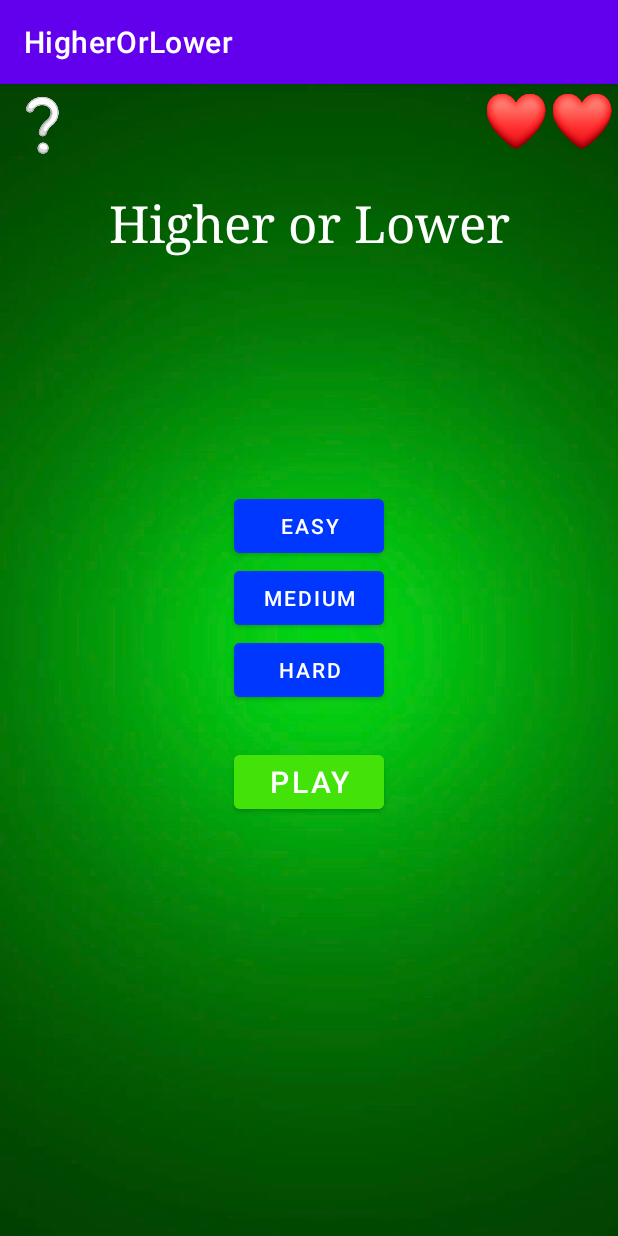
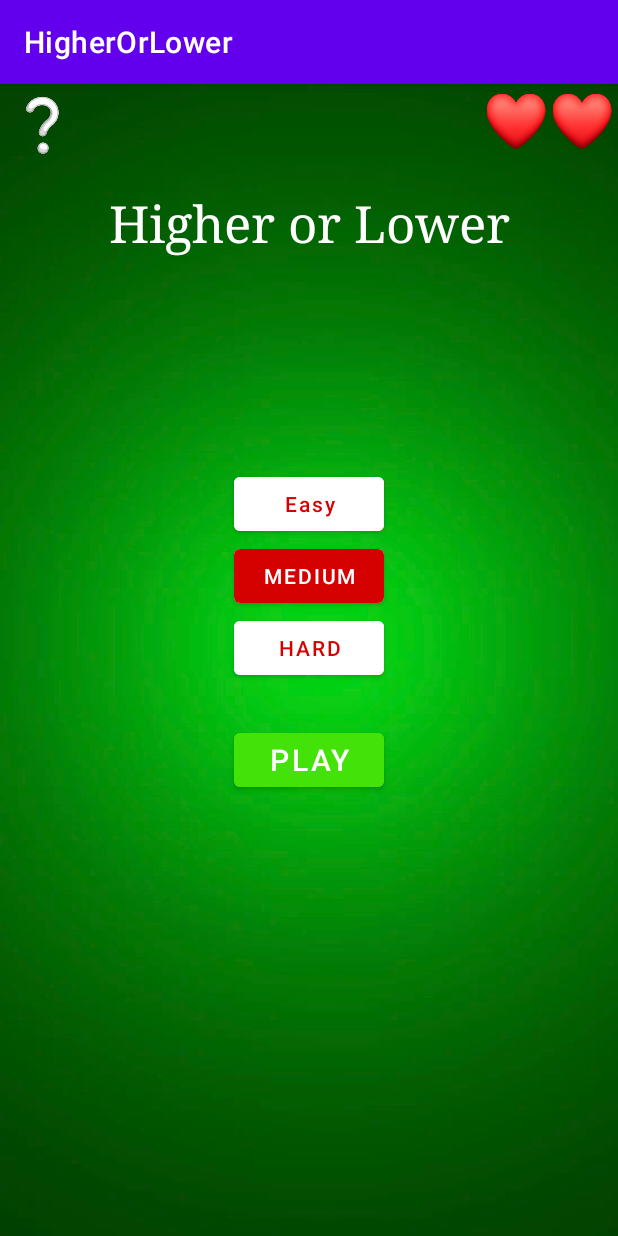
Before and after one commit to ElinSimonsson/HigherOrLower, an Android app: the screen it shows after launch (MainActivity), after a tap on "MEDIUM", on a phone screen of 412 x 824 dp. Run offline under Robolectric (Android 15) with nearby library versions, the phone set to English and light mode, and no system bars; 3 other taps on this screen came first.

```diff
--- a/app/src/main/AndroidManifest.xml
+++ b/app/src/main/AndroidManifest.xml
@@ -17,9 +17,6 @@
             android:name=".RulesActivity"
             android:exported="false" />
         <activity
-            android:name=".MainActivity2"
-            android:exported="false" />
-        <activity
             android:name=".ResultActivity"
             android:exported="false" />
         <activity
--- a/app/src/main/java/com/example/higherorlower/MainActivity.kt
+++ b/app/src/main/java/com/example/higherorlower/MainActivity.kt
@@ -1,7 +1,9 @@
 package com.example.higherorlower
 
 import android.content.Intent
+import android.graphics.Color
 import android.os.Bundle
+import android.util.Log
 import android.view.View
 import android.view.animation.AlphaAnimation
 import android.view.animation.Animation
@@ -12,34 +14,35 @@ import androidx.appcompat.app.AppCompatActivity
 
 
 class MainActivity : AppCompatActivity() {
-    var difficulty = " "
-    lateinit var messageDifficulty: TextView
     lateinit var errorTextView: TextView
     lateinit var heartImageViewFirst: ImageView
     lateinit var heartImageViewSecond: ImageView
     lateinit var heartImageViewThird: ImageView
+    lateinit var easyButton: Button
+    lateinit var mediumButton: Button
+    lateinit var hardButton: Button
+    var difficulty = " "
 
     override fun onCreate(savedInstanceState: Bundle?) {
         super.onCreate(savedInstanceState)
         setContentView(R.layout.activity_main)
 
-        val easyButton = findViewById<Button>(R.id.easyButton)
-        val mediumButton = findViewById<Button>(R.id.mediumButton)
-        val hardButton = findViewById<Button>(R.id.hardButton)
+        easyButton = findViewById(R.id.easyButton)
+        mediumButton = findViewById(R.id.mediumButton)
+        hardButton = findViewById(R.id.hardButton)
         val playButton = findViewById<Button>(R.id.playButton)
         val questionMarkView = findViewById<ImageView>(R.id.questionMarkImageView)
         errorTextView = findViewById(R.id.errorTextView)
-        messageDifficulty = findViewById(R.id.messageTextView)
         heartImageViewFirst = findViewById(R.id.heartImageViewFirst)
         heartImageViewSecond = findViewById(R.id.heartImageViewSecond)
         heartImageViewThird = findViewById(R.id.heartImageViewThird)
-       // messageDifficulty.visibility = View.GONE
 
+        //setButtonsColor()
 
-        easyButton.setOnClickListener { view ->
-            view.isSelected = true
+        easyButton.setOnClickListener{
             handleEasyButtonPress()
         }
+
         mediumButton.setOnClickListener {
             handleMediumButtonPress()
         }
@@ -55,12 +58,12 @@ class MainActivity : AppCompatActivity() {
         }
     }
 
-
     override fun onRestart() {
         super.onRestart()
         difficulty = " "
-        messageDifficulty.visibility = View.INVISIBLE
         errorTextView.visibility = View.INVISIBLE
+        setWhiteButtons()
+        setHeartsInvisible()
     }
 
     fun handlePlayButtonPress() {
@@ -80,27 +83,31 @@ class MainActivity : AppCompatActivity() {
     }
     fun handleEasyButtonPress() {
         difficulty = "Easy"
-       // messageDifficulty.text = getString(R.string.messageDifficulty_textView, difficulty)
-       // messageDifficulty.visibility = View.VISIBLE
         heartImageViewFirst.visibility = View.VISIBLE
         heartImageViewSecond.visibility = View.VISIBLE
         heartImageViewThird.visibility = View.VISIBLE
+        setEasyButtonToRed()
+        setWhiteMediumButton()
+        setWhiteHardButton()
     }
     fun handleMediumButtonPress() {
         difficulty = "Medium"
-        messageDifficulty.text = getString(R.string.messageDifficulty_textView, difficulty)
-        //messageDifficulty.visibility = View.VISIBLE
         heartImageViewFirst.visibility = View.VISIBLE
         heartImageViewSecond.visibility = View.VISIBLE
         heartImageViewThird.visibility = View.INVISIBLE
+        setWhiteEasyButton()
+        setMediumButtonToRed()
+        setWhiteHardButton()
+
     }
     fun handleHardButtonPress() {
         difficulty = "Hard"
-        messageDifficulty.text = getString(R.string.messageDifficulty_textView, difficulty)
-       // messageDifficulty.visibility = View.VISIBLE
         heartImageViewFirst.visibility = View.VISIBLE
         heartImageViewSecond.visibility = View.INVISIBLE
         heartImageViewThird.visibility = View.INVISIBLE
+        setWhiteEasyButton()
+        setWhiteMediumButton()
+        setHardButtonToRed()
     }
     fun View.blink(
         times: Int = Animation.INFINITE,
@@ -117,4 +124,42 @@ class MainActivity : AppCompatActivity() {
             it.repeatCount = times
         })
     }
+
+    fun setEasyButtonToRed () {
+        easyButton.setBackgroundColor(Color.parseColor("#D50000"))
+        easyButton.setTextColor(Color.WHITE)
+    }
+    fun setMediumButtonToRed () {
+        mediumButton.setBackgroundColor(Color.parseColor("#D50000"))
+        mediumButton.setTextColor(Color.WHITE)
+    }
+    fun setHardButtonToRed () {
+        hardButton.setBackgroundColor(Color.parseColor("#D50000"))
+        hardButton.setTextColor(Color.WHITE)
+    }
+    fun setWhiteEasyButton () {
+        easyButton.setTextColor(Color.parseColor("#D50000"))
+        easyButton.setBackgroundColor(Color.WHITE)
+    }
+    fun setWhiteMediumButton () {
+        mediumButton.setTextColor(Color.parseColor("#D50000"))
+        mediumButton.setBackgroundColor(Color.WHITE)
+    }
+    fun setWhiteHardButton () {
+        hardButton.setTextColor(Color.parseColor("#D50000"))
+        hardButton.setBackgroundColor(Color.WHITE)
+    }
+    fun setWhiteButtons() {
+        easyButton.setTextColor(Color.parseColor("#D50000"))
+        easyButton.setBackgroundColor(Color.WHITE)
+        mediumButton.setTextColor(Color.parseColor("#D50000"))
+        mediumButton.setBackgroundColor(Color.WHITE)
+        hardButton.setTextColor(Color.parseColor("#D50000"))
+        hardButton.setBackgroundColor(Color.WHITE)
+    }
+    fun setHeartsInvisible () {
+        heartImageViewFirst.visibility = View.INVISIBLE
+        heartImageViewSecond.visibility = View.INVISIBLE
+        heartImageViewThird.visibility = View.INVISIBLE
+    }
 }
--- a/app/src/main/java/com/example/higherorlower/ResultActivity.kt
+++ b/app/src/main/java/com/example/higherorlower/ResultActivity.kt
@@ -8,15 +8,14 @@ import android.view.View
 import android.view.animation.AlphaAnimation
 import android.view.animation.Animation
 import android.widget.Button
-import android.widget.ImageButton
 import android.widget.TextView
-import androidx.core.view.isInvisible
 
 class ResultActivity : AppCompatActivity() {
     lateinit var scoreTextView: TextView
     lateinit var highScoreTextView: TextView
     lateinit var highScoreSubHeadingTextView: TextView
     val sharedPrefFile = "kotlinsharedpreference"
+
 
     override fun onCreate(savedInstanceState: Bundle?) {
         super.onCreate(savedInstanceState)
@@ -25,7 +24,6 @@ class ResultActivity : AppCompatActivity() {
         highScoreTextView = findViewById(R.id.highScoreTextView)
         highScoreSubHeadingTextView = findViewById(R.id.highScoreSubHeadingTextView)
         val menuButton = findViewById<Button>(R.id.menuButton)
-
 
         val score = getScore()
 
--- a/app/src/main/res/layout/activity_game.xml
+++ b/app/src/main/res/layout/activity_game.xml
@@ -14,6 +14,7 @@
         android:layout_height="39dp"
         android:layout_marginTop="4dp"
         android:layout_marginEnd="4dp"
+
         android:visibility="invisible"
         app:layout_constraintEnd_toStartOf="@+id/heartImageView2"
         app:layout_constraintTop_toTopOf="parent"
--- a/app/src/main/res/layout/activity_main.xml
+++ b/app/src/main/res/layout/activity_main.xml
@@ -13,7 +13,7 @@
         android:layout_height="39dp"
         android:layout_marginTop="4dp"
         android:layout_marginEnd="4dp"
-        android:visibility="visible"
+        android:visibility="invisible"
         app:layout_constraintEnd_toStartOf="@+id/heartImageViewSecond"
         app:layout_constraintTop_toTopOf="parent"
         app:srcCompat="@drawable/heart" />
@@ -24,7 +24,7 @@
         android:layout_height="39dp"
         android:layout_marginTop="4dp"
         android:layout_marginEnd="4dp"
-        android:visibility="visible"
+        android:visibility="invisible"
         app:layout_constraintEnd_toStartOf="@+id/heartImageViewFirst"
         app:layout_constraintTop_toTopOf="parent"
         app:srcCompat="@drawable/heart" />
@@ -35,7 +35,7 @@
         android:layout_height="39dp"
         android:layout_marginTop="4dp"
         android:layout_marginEnd="4dp"
-        android:visibility="visible"
+        android:visibility="invisible"
         app:layout_constraintEnd_toEndOf="parent"
         app:layout_constraintTop_toTopOf="parent"
         app:srcCompat="@drawable/heart" />
@@ -87,19 +87,27 @@
         android:id="@+id/easyButton"
         android:layout_width="100dp"
         android:layout_height="wrap_content"
-        android:backgroundTint="#0037FF"
+        android:layout_marginTop="100dp"
+        android:layout_marginBottom="200dp"
+        android:backgroundTint="#FFFFFF"
         android:text="@string/easy_button"
+        android:textAllCaps="false"
+        android:textColor="#D50000"
+        android:typeface="normal"
+        app:layout_constraintBottom_toBottomOf="parent"
         app:layout_constraintEnd_toEndOf="parent"
         app:layout_constraintHorizontal_bias="0.501"
         app:layout_constraintStart_toStartOf="parent"
-        app:layout_constraintTop_toBottomOf="@+id/messageTextView" />
+        app:layout_constraintTop_toBottomOf="@+id/titleTextView"
+        app:layout_constraintVertical_bias="0.135" />
 
     <Button
         android:id="@+id/mediumButton"
         android:layout_width="100dp"
         android:layout_height="wrap_content"
-        android:backgroundTint="#0037FF"
+        android:backgroundTint="#FFFFFF"
         android:text="@string/medium_button"
+        android:textColor="#D50000"
         app:layout_constraintEnd_toEndOf="parent"
         app:layout_constraintStart_toStartOf="parent"
         app:layout_constraintTop_toBottomOf="@+id/easyButton" />
@@ -108,30 +116,13 @@
         android:id="@+id/hardButton"
         android:layout_width="100dp"
         android:layout_height="wrap_content"
-        android:backgroundTint="#0037FF"
+        android:backgroundTint="#FFFFFF"
         android:text="@string/hard_button"
+        android:textColor="#D50000"
         app:layout_constraintEnd_toEndOf="parent"
         app:layout_constraintHorizontal_bias="0.501"
         app:layout_constraintStart_toStartOf="parent"
         app:layout_constraintTop_toBottomOf="@+id/mediumButton" />
-
-    <TextView
-        android:id="@+id/messageTextView"
-        android:layout_width="wrap_content"
-        android:layout_height="21dp"
-        android:layout_marginTop="100dp"
-        android:layout_marginBottom="250dp"
-        android:text="@string/messageDifficulty_textView"
-        android:textColor="#FFFFFF"
-        android:textSize="16sp"
-        android:typeface="serif"
-        android:visibility="invisible"
-        app:layout_constraintBottom_toBottomOf="parent"
-        app:layout_constraintEnd_toEndOf="parent"
-        app:layout_constraintHorizontal_bias="0.498"
-        app:layout_constraintStart_toStartOf="parent"
-        app:layout_constraintTop_toBottomOf="@+id/titleTextView"
-        app:layout_constraintVertical_bias="0.122" />
 
     <TextView
         android:id="@+id/errorTextView"
```
Also changed, not shown: app/src/main/java/com/example/higherorlower/GameActivity.kt (+34 -8 lines), app/src/main/res/layout/activity_result.xml (+19 -14 lines).
